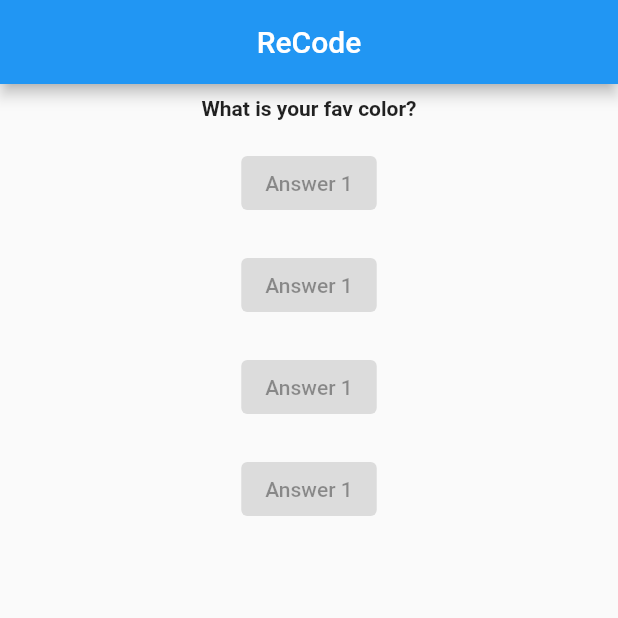
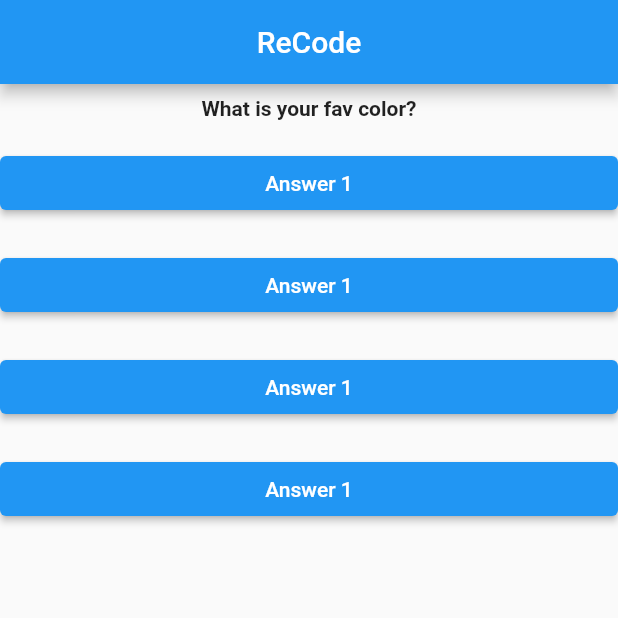
Before and after one commit to RonyHassanRoman/Fresh-Q-app, a Flutter app: the screen it shows after launch, on a phone screen of 412 x 824 dp, the top half of it. Run offline on Flutter 3.47's test engine with Material 2 defaults, Android fonts, the phone set to English and light mode, and no system bars.

Commit message:
SelectHolder

```diff
--- a/lib/ansButton.dart
+++ b/lib/ansButton.dart
@@ -1,13 +1,16 @@
 import 'package:flutter/material.dart';
 
 class AnsButton extends StatelessWidget {
-  const AnsButton({Key? key}) : super(key: key);
+  final VoidCallback selectHolder;
+
+  AnsButton(this.selectHolder);
 
   @override
   Widget build(BuildContext context) {
     return Container(
+      width: double.infinity,
       child: ElevatedButton(
-        onPressed: null,
+        onPressed: selectHolder,
         child: const Text('Answer 1'),
       ),
     );
--- a/lib/home.dart
+++ b/lib/home.dart
@@ -36,19 +36,19 @@ class _HomeState extends State<Home> {
           const SizedBox(
             height: 10,
           ),
-          AnsButton(),
+          AnsButton(answerQuestion),
           const SizedBox(
             height: 20,
           ),
-          AnsButton(),
+          AnsButton(answerQuestion),
           const SizedBox(
             height: 20,
           ),
-          AnsButton(),
+          AnsButton(answerQuestion),
           const SizedBox(
             height: 20,
           ),
-          AnsButton(),
+          AnsButton(answerQuestion),
           const SizedBox(
             height: 20,
           ),
```
